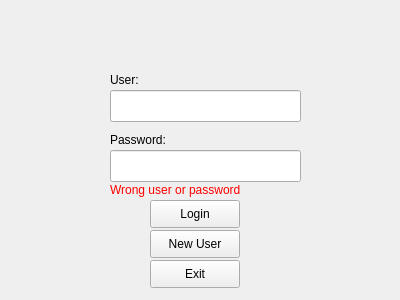
Before: the Qt Designer form main.ui in garygra/pass_manager, drawn with Qt 5.
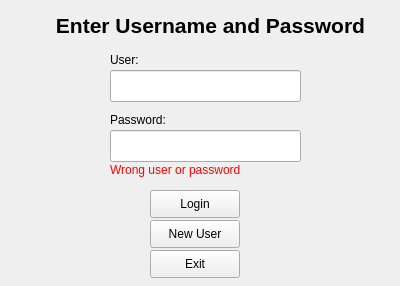
After: the same form once the commit is applied.

Commit message: added error labels to new_user_ui

What changed in the file:
```diff
--- a/main.ui
+++ b/main.ui
@@ -7,7 +7,7 @@
     <x>0</x>
     <y>0</y>
     <width>400</width>
-    <height>300</height>
+    <height>286</height>
    </rect>
   </property>
   <property name="windowTitle">
@@ -17,7 +17,7 @@
    <property name="geometry">
     <rect>
      <x>150</x>
-     <y>260</y>
+     <y>250</y>
      <width>90</width>
      <height>28</height>
     </rect>
@@ -30,7 +30,7 @@
    <property name="geometry">
     <rect>
      <x>110</x>
-     <y>150</y>
+     <y>130</y>
      <width>191</width>
      <height>32</height>
     </rect>
@@ -46,7 +46,7 @@
    <property name="geometry">
     <rect>
      <x>110</x>
-     <y>70</y>
+     <y>50</y>
      <width>62</width>
      <height>20</height>
     </rect>
@@ -59,7 +59,7 @@
    <property name="geometry">
     <rect>
      <x>110</x>
-     <y>130</y>
+     <y>110</y>
      <width>91</width>
      <height>20</height>
     </rect>
@@ -72,7 +72,7 @@
    <property name="geometry">
     <rect>
      <x>150</x>
-     <y>200</y>
+     <y>190</y>
      <width>90</width>
      <height>28</height>
     </rect>
@@ -85,7 +85,7 @@
    <property name="geometry">
     <rect>
      <x>110</x>
-     <y>90</y>
+     <y>70</y>
      <width>191</width>
      <height>32</height>
     </rect>
@@ -95,7 +95,7 @@
    <property name="geometry">
     <rect>
      <x>150</x>
-     <y>230</y>
+     <y>220</y>
      <width>90</width>
      <height>28</height>
     </rect>
@@ -108,7 +108,7 @@
    <property name="geometry">
     <rect>
      <x>110</x>
-     <y>180</y>
+     <y>160</y>
      <width>191</width>
      <height>20</height>
     </rect>
@@ -117,6 +117,19 @@
     <string>&lt;html&gt;&lt;head/&gt;&lt;body&gt;&lt;p&gt;&lt;span style=&quot; color:#ff0000;&quot;&gt;Wrong user or password&lt;/span&gt;&lt;/p&gt;&lt;/body&gt;&lt;/html&gt;</string>
    </property>
   </widget>
+  <widget class="QLabel" name="lbl_title_2">
+   <property name="geometry">
+    <rect>
+     <x>10</x>
+     <y>10</y>
+     <width>401</width>
+     <height>31</height>
+    </rect>
+   </property>
+   <property name="text">
+    <string>&lt;html&gt;&lt;head/&gt;&lt;body&gt;&lt;p align=&quot;center&quot;&gt;&lt;span style=&quot; font-size:16pt; font-weight:600;&quot;&gt;Enter Username and Password&lt;/span&gt;&lt;/p&gt;&lt;/body&gt;&lt;/html&gt;</string>
+   </property>
+  </widget>
  </widget>
  <tabstops>
   <tabstop>txt_user</tabstop>
```
The commit also changes 8 other files.
